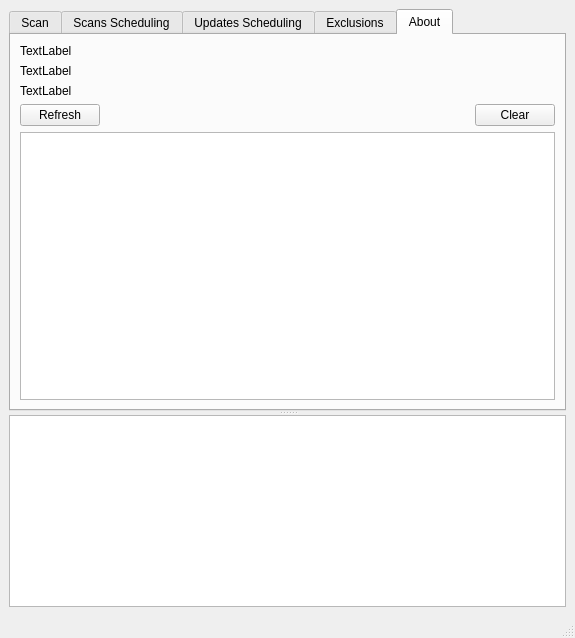
First picture: the form in MainWindow.ui, repository jplozf/calamity, before the edit.
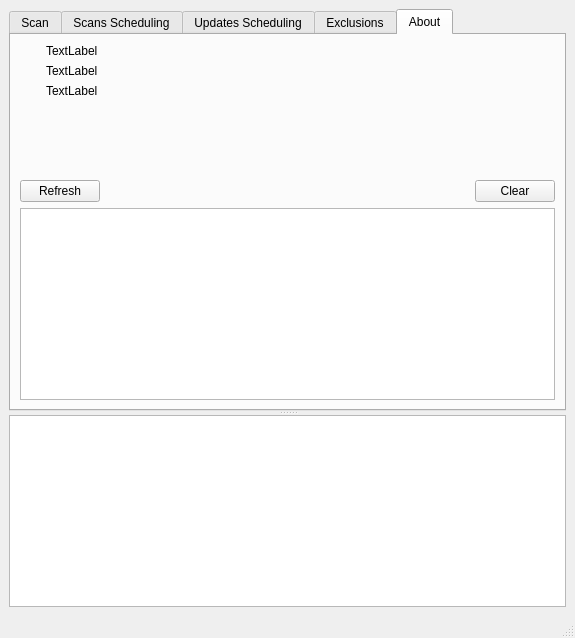
Second picture: the form after the edit. The open tabs and pages were chosen to show the change. Icons and pictures are not drawn.

The edit to the form file:
```diff
--- a/MainWindow.ui
+++ b/MainWindow.ui
@@ -510,7 +510,39 @@
          <item row="0" column="0">
           <layout class="QVBoxLayout" name="verticalLayout">
            <item>
-            <layout class="QHBoxLayout" name="horizontalLayout_5">
+            <layout class="QHBoxLayout" name="horizontalLayout_17">
+             <item>
+              <layout class="QVBoxLayout" name="verticalLayout_7">
+               <item>
+                <widget class="QLabel" name="label">
+                 <property name="text">
+                  <string/>
+                 </property>
+                 <property name="pixmap">
+                  <pixmap resource="calamity.qrc">:/icons/app_icon_64x64.png</pixmap>
+                 </property>
+                 <property name="alignment">
+                  <set>Qt::AlignLeading|Qt::AlignLeft|Qt::AlignTop</set>
+                 </property>
+                </widget>
+               </item>
+               <item>
+                <spacer name="verticalSpacer_5">
+                 <property name="orientation">
+                  <enum>Qt::Vertical</enum>
+                 </property>
+                 <property name="sizeHint" stdset="0">
+                  <size>
+                   <width>20</width>
+                   <height>40</height>
+                  </size>
+                 </property>
+                </spacer>
+               </item>
+              </layout>
+             </item>
+             <item>
+              <layout class="QVBoxLayout" name="verticalLayout_6">
              <item>
               <widget class="QLabel" name="appVersionLabel">
                <property name="text">
@@ -518,10 +550,6 @@
                </property>
               </widget>
              </item>
-            </layout>
-           </item>
-           <item>
-            <layout class="QHBoxLayout" name="horizontalLayout">
              <item>
               <widget class="QLabel" name="clamavVersionLabel">
                <property name="text">
@@ -529,10 +557,6 @@
                </property>
               </widget>
              </item>
-            </layout>
-           </item>
-           <item>
-            <layout class="QHBoxLayout" name="horizontalLayout_3">
              <item>
               <widget class="QLabel" name="signatureVersionLabel">
                <property name="text">
@@ -540,6 +564,34 @@
                </property>
               </widget>
              </item>
+               <item>
+                <spacer name="verticalSpacer_4">
+                 <property name="orientation">
+                  <enum>Qt::Vertical</enum>
+                 </property>
+                 <property name="sizeHint" stdset="0">
+                  <size>
+                   <width>20</width>
+                   <height>40</height>
+                  </size>
+                 </property>
+                </spacer>
+               </item>
+              </layout>
+             </item>
+             <item>
+              <spacer name="horizontalSpacer_7">
+               <property name="orientation">
+                <enum>Qt::Horizontal</enum>
+               </property>
+               <property name="sizeHint" stdset="0">
+                <size>
+                 <width>40</width>
+                 <height>20</height>
+                </size>
+               </property>
+              </spacer>
+             </item>
             </layout>
            </item>
            <item>
```
Left out of the diff: 6 changed lines with no effect on the pictures. Lines whose indentation alone changed are shown as unchanged.
